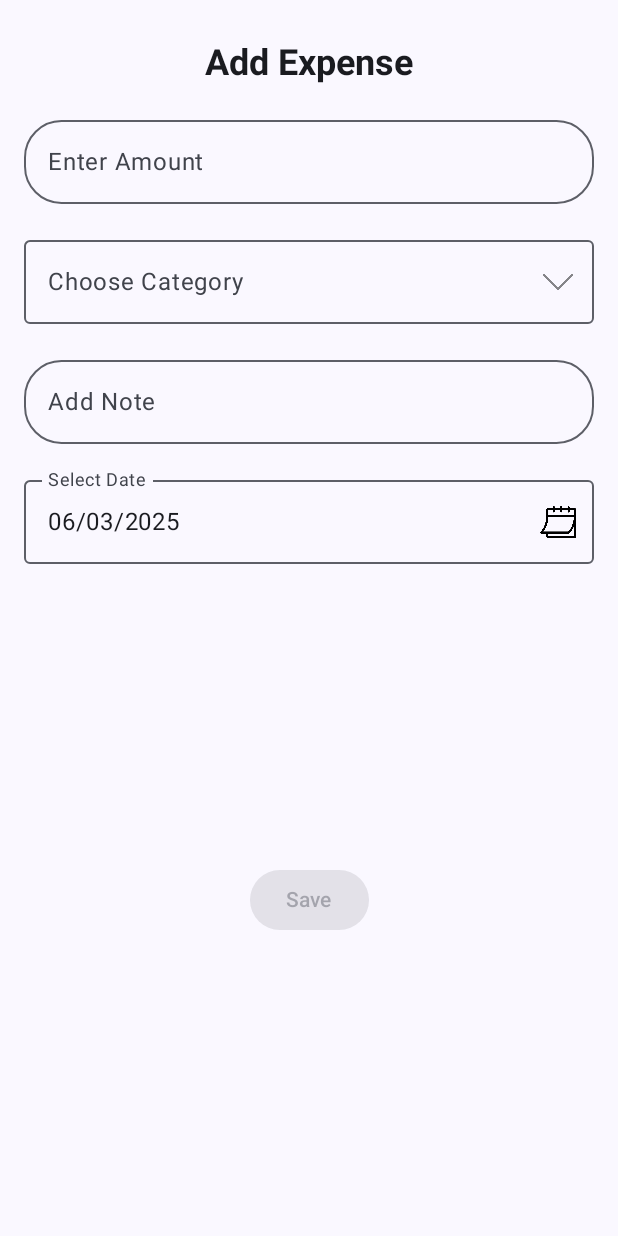
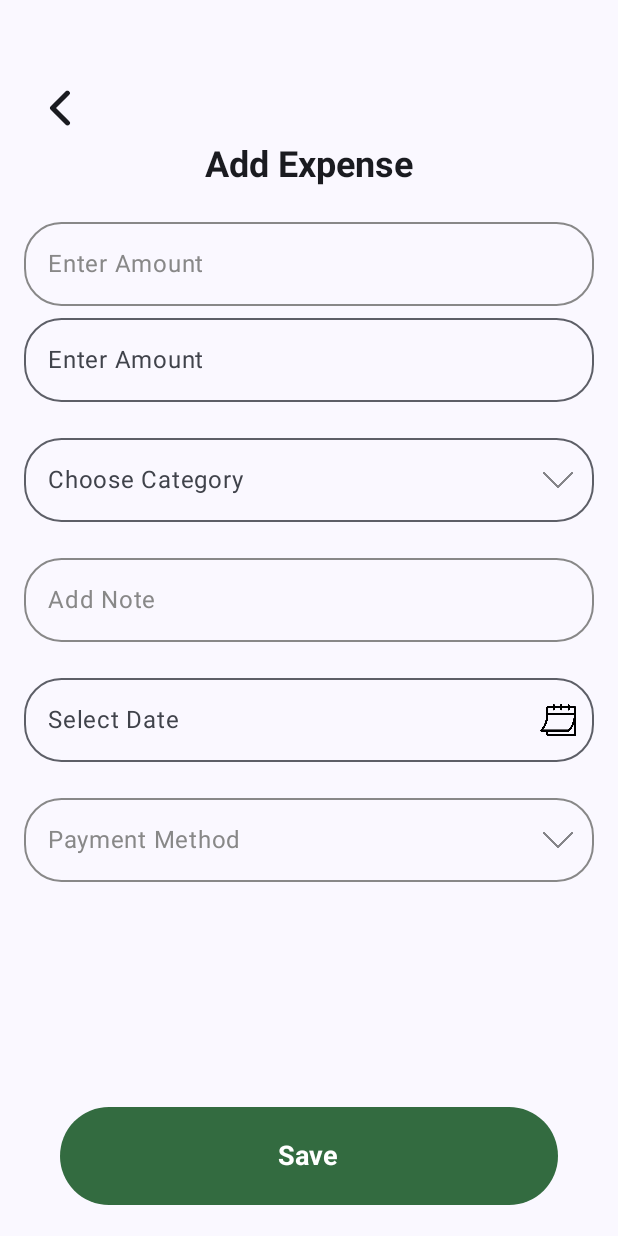
Before and after one commit to Mugeha/Expense_Tracker, an Android app built with Jetpack Compose: the AddExpenseScreen screen opened through its navigation route, on a phone screen of 412 x 824 dp. Run offline under Robolectric (Android 15) with nearby library versions, the phone set to English and light mode, and no system bars.

```diff
--- a/app/src/main/java/com/example/expensetracker/AddExpense.kt
+++ b/app/src/main/java/com/example/expensetracker/AddExpense.kt
@@ -7,7 +7,8 @@ import androidx.compose.foundation.background
 import androidx.compose.foundation.clickable
 import androidx.compose.foundation.layout.*
 import androidx.compose.foundation.shape.RoundedCornerShape
-import androidx.compose.material3.*
+import androidx.compose.material3.* // Import Material 3 components
+import androidx.compose.material3.ExposedDropdownMenuDefaults.textFieldColors
 import androidx.compose.runtime.*
 import androidx.compose.ui.Alignment
 import androidx.compose.ui.Modifier
@@ -20,35 +21,47 @@ import androidx.compose.ui.tooling.preview.Preview
 import androidx.compose.ui.unit.dp
 import androidx.compose.ui.unit.sp
 import androidx.navigation.NavController
-import java.text.SimpleDateFormat
-import java.util.*
+import java.util.Calendar
 
+
+// Auto-suggest category based on amount
+fun suggestExpenseCategory(amount: String): String {
+    return when {
+        amount.toIntOrNull() ?: 0 > 50000 -> "Investment"
+        amount.toIntOrNull() ?: 0 > 10000 -> "Salary"
+        else -> "Freelance"
+    }
+}
+
+
+@OptIn(ExperimentalMaterial3Api::class)
 @Composable
 fun AddExpenseScreen(navController: NavController) {
     var amount by remember { mutableStateOf("") }
     var category by remember { mutableStateOf("") }
+    val focusedBorderColor = Color(0xFF336B40) // Set the desired focused border color in hex format
+
+    var note by remember { mutableStateOf("") }
+    var date by remember { mutableStateOf("") }
+    var paymentMethod by remember { mutableStateOf("") }
     var customCategory by remember { mutableStateOf("") }
-    var note by remember { mutableStateOf("") }
-    var date by remember { mutableStateOf(SimpleDateFormat("dd/MM/yyyy", Locale.getDefault()).format(Date())) }
-    var paymentMethod by remember { mutableStateOf("") }
     var expandedCategory by remember { mutableStateOf(false) }
     var expandedPayment by remember { mutableStateOf(false) }
     val context = LocalContext.current
 
-    val categories = listOf(
-        "Food & Dining" to R.drawable.bibimbap,
-        "Transport" to R.drawable.vehicles,
-        "Shopping" to R.drawable.shop,
-        "Entertainment" to R.drawable.cinema,
-        "Other" to R.drawable.add
-    )
-
     Column(
         modifier = Modifier
             .fillMaxSize()
-            .padding(top = 28.dp, start = 16.dp, end = 16.dp),
+            .padding(top = 48.dp, start = 16.dp, end = 16.dp),
         horizontalAlignment = Alignment.CenterHorizontally
     ) {
+        Column {
+            IconButton(onClick = { navController.popBackStack() }) {
+                Icon(
+                    painter = painterResource(id = R.drawable.back_button),
+                    contentDescription = "Back"
+                )
+            }
             Text(
                 text = "Add Expense",
                 style = MaterialTheme.typography.titleLarge,
@@ -57,24 +70,58 @@ fun AddExpenseScreen(navController: NavController) {
                 modifier = Modifier.fillMaxWidth().padding(bottom = 16.dp),
                 textAlign = TextAlign.Center
             )
+        }
 
         OutlinedTextField(
             value = amount,
             onValueChange = { amount = it },
             label = { Text("Enter Amount") },
             modifier = Modifier.fillMaxWidth(),
-            shape = RoundedCornerShape(25.dp)
+            shape = RoundedCornerShape(25.dp),
+            colors = OutlinedTextFieldDefaults.colors(
+                unfocusedBorderColor = Color.Gray,
+                focusedBorderColor = focusedBorderColor,
+                unfocusedLabelColor = Color.Gray,
+                focusedLabelColor = focusedBorderColor,
+
+            ),
+
+        )
+
+
+// Amount Input
+        OutlinedTextField(
+            value = amount,
+            onValueChange = {
+                amount = it
+                category = suggestCategory(it) // Auto-suggest category
+            },
+            colors = TextFieldDefaults.outlinedTextFieldColors(
+                focusedBorderColor = focusedBorderColor
+            ),
+            label = { Text("Enter Amount") },
+            modifier = Modifier.fillMaxWidth(),
+            shape = RoundedCornerShape(25.dp),
+
             )
 
         Spacer(modifier = Modifier.height(16.dp))
 
-        Box(modifier = Modifier.fillMaxWidth(), contentAlignment = Alignment.Center) {
+
+
+        // Category Dropdown with Images
+        Box(modifier = Modifier.fillMaxWidth()) {
             OutlinedTextField(
                 value = category,
                 onValueChange = {},
+                colors = TextFieldDefaults.outlinedTextFieldColors(
+                    focusedBorderColor = focusedBorderColor
+                ),
                 label = { Text("Choose Category") },
                 modifier = Modifier.fillMaxWidth(),
+                shape = RoundedCornerShape(25.dp),
                 readOnly = true,
+
                 trailingIcon = {
                     Image(
                         painter = painterResource(R.drawable.down_chevron),
@@ -84,33 +131,37 @@ fun AddExpenseScreen(navController: NavController) {
                 }
             )
             DropdownMenu(expanded = expandedCategory, onDismissRequest = { expandedCategory = false }) {
-                categories.forEach { (name, icon) ->
-                    DropdownMenuItem(
-                        text = {
+                listOf("Shopping", "Entertainment", "Food", "Other").forEach { option ->
+                    DropdownMenuItem(text = {
                         Row(verticalAlignment = Alignment.CenterVertically) {
                             Image(
-                                    painter = painterResource(icon),
-                                    contentDescription = name,
+                                painter = painterResource(id = getExpenseCategoryIcon(option)),
+                                contentDescription = option,
                                 modifier = Modifier.size(24.dp).padding(end = 8.dp)
                             )
-                                Text(name)
+                            Text(option)
                         }
-                        },
-                        onClick = {
-                            category = name
+                    }, onClick = {
+                        category = option
                         expandedCategory = false
+                    })
                 }
-                    )
             }
+        }
+
         if (category == "Other") {
+            Spacer(modifier = Modifier.height(16.dp))
             OutlinedTextField(
                 value = customCategory,
                 onValueChange = { customCategory = it },
+                colors = TextFieldDefaults.outlinedTextFieldColors(
+                    focusedBorderColor = focusedBorderColor
+                ),
                 label = { Text("Enter Custom Category") },
-                        modifier = Modifier.fillMaxWidth()
+                modifier = Modifier.fillMaxWidth(),
+                shape = RoundedCornerShape(25.dp),
+
                 )
-                }
-            }
         }
 
         Spacer(modifier = Modifier.height(16.dp))
@@ -119,7 +170,14 @@ fun AddExpenseScreen(navController: NavController) {
             value = note,
             onValueChange = { note = it },
             label = { Text("Add Note") },
+
             modifier = Modifier.fillMaxWidth(),
+            colors = OutlinedTextFieldDefaults.colors(
+                unfocusedBorderColor = Color.Gray,
+                focusedBorderColor = focusedBorderColor,
+                unfocusedLabelColor = Color.Gray,
+                focusedLabelColor = focusedBorderColor,
+            ),
             shape = RoundedCornerShape(25.dp)
         )
 
@@ -129,9 +187,14 @@ fun AddExpenseScreen(navController: NavController) {
         OutlinedTextField(
             value = date,
             onValueChange = {},
+            colors = TextFieldDefaults.outlinedTextFieldColors(
+                focusedBorderColor = focusedBorderColor
+            ),
             label = { Text("Select Date") },
             modifier = Modifier.fillMaxWidth(),
             readOnly = true,
+            shape = RoundedCornerShape(25.dp),
+
             trailingIcon = {
                 Image(
                     painter = painterResource(R.drawable.calendar),
@@ -152,20 +215,68 @@ fun AddExpenseScreen(navController: NavController) {
                 )
             }
         )
-
-        Spacer(modifier = Modifier.height(200.dp))
-
-        val isFormValid = amount.isNotEmpty() && category.isNotEmpty() && note.isNotEmpty() && date.isNotEmpty()
+        Spacer(modifier = Modifier.height(16.dp))
 
         Box(modifier = Modifier.fillMaxWidth(), contentAlignment = Alignment.Center) {
-            Button(
-                onClick = { /* Handle save */ },
-                enabled = isFormValid,
-                shape = RoundedCornerShape(25.dp)
-            ) {
-                Text("Save")
+            OutlinedTextField(
+                value = paymentMethod,
+                onValueChange = {},
+                label = { Text("Payment Method") },
+                modifier = Modifier.fillMaxWidth(),
+                colors = OutlinedTextFieldDefaults.colors(
+                    unfocusedBorderColor = Color.Gray,
+                    focusedBorderColor = focusedBorderColor,
+                    unfocusedLabelColor = Color.Gray,
+                    focusedLabelColor = focusedBorderColor,
+                ),
+                shape = RoundedCornerShape(25.dp),
+                readOnly = true,
+                trailingIcon = {
+                    Image(
+                        painter = painterResource(R.drawable.down_chevron),
+                        contentDescription = "Dropdown Icon",
+                        modifier = Modifier.size(24.dp).clickable { expandedPayment = true }
+                    )
+                }
+            )
+            DropdownMenu(expanded = expandedPayment, onDismissRequest = { expandedPayment = false }) {
+                listOf("Cash", "Card", "Mobile Payment").forEach { option ->
+                    DropdownMenuItem(text = { Text(option) }, onClick = {
+                        paymentMethod = option
+                        expandedPayment = false
+                    })
                 }
             }
+        }
+
+        Spacer(modifier = Modifier.height(150.dp))
+
+        val isFormValid = amount.isNotEmpty() && category.isNotEmpty() && note.isNotEmpty() && date.isNotEmpty() && paymentMethod.isNotEmpty()
+
+        Box(modifier = Modifier.fillMaxWidth(), contentAlignment = Alignment.Center) {
+            FilledButton(
+                title = "Save",
+                destination = "expenses-screen",
+                navController = navController
+            )
+            if (!isFormValid) {
+                Box(
+                    modifier = Modifier
+                        .matchParentSize()
+                        .background(Color.Transparent)
+                        .clickable(enabled = false) {}
+                )
+            }
+        }
+    }
+}
+
+fun getExpenseCategoryIcon(category: String): Int {
+    return when (category) {
+        "Shopping" -> R.drawable.shop
+        "Entertainment" -> R.drawable.cinema
+        "Food" -> R.drawable.investment
+        else -> R.drawable.add
     }
 }
 
--- a/app/src/main/java/com/example/expensetracker/ExpensesScreen.kt
+++ b/app/src/main/java/com/example/expensetracker/ExpensesScreen.kt
@@ -3,6 +3,7 @@ package com.example.expensetracker
 
 import androidx.compose.foundation.Image
 import androidx.compose.foundation.background
+import androidx.compose.foundation.clickable
 import androidx.compose.foundation.layout.*
 import androidx.compose.foundation.lazy.LazyColumn
 import androidx.compose.foundation.lazy.items
@@ -73,7 +74,7 @@ fun ExpensesScreen(navController: NavController) {
             }
             Text(
                 text = "Expenses",
-                fontSize = 30.sp,
+                fontSize = 24.sp,
                 fontWeight = FontWeight.Bold,
                 textAlign = TextAlign.Start, // Center the text horizontally
                 modifier = Modifier.fillMaxWidth().padding(start = 60.dp) // Ensure the text takes full width
@@ -269,7 +270,7 @@ fun ExpensesScreen(navController: NavController) {
                 Image(
                     painter = painterResource(id = R.drawable.edit_image_2),
                     contentDescription = "Edit Image",
-                    modifier = Modifier.alpha(0.5f).size(24.dp) // Set opacity to 50%
+                    modifier = Modifier.alpha(0.5f).size(24.dp).clickable{ navController.navigate("edit-expense-screen/${expense.id}")} // Set opacity to 50%
                 )
             }
         }
```
Also changed, not shown: app/src/main/java/com/example/expensetracker/AddIncomeScreen.kt (+67 -24 lines), app/src/main/res/drawable/investment.png (added), app/src/main/res/drawable/self_employed.png (added). Lines whose indentation alone changed are shown as unchanged.
